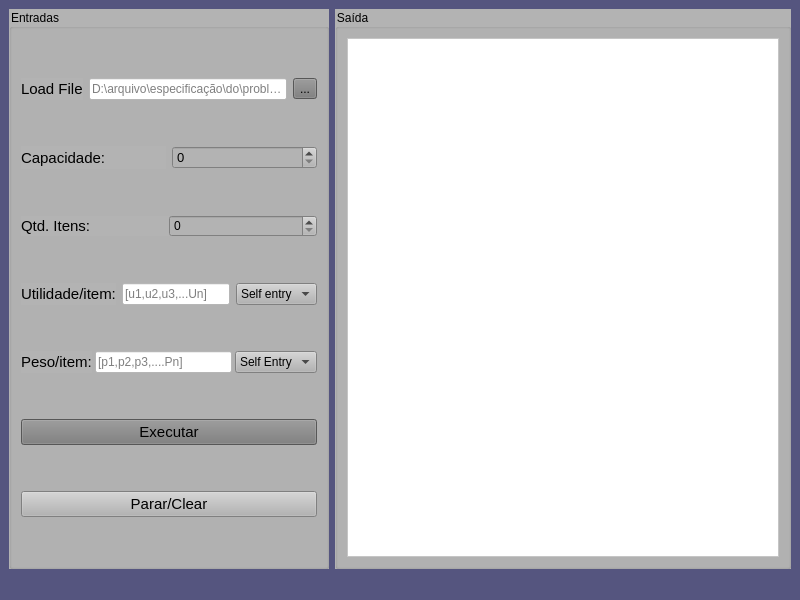
Old version of the form KSP_Problem/mainwindow.ui in the repository Ernesto-Alves67/Knapsack_Problem.
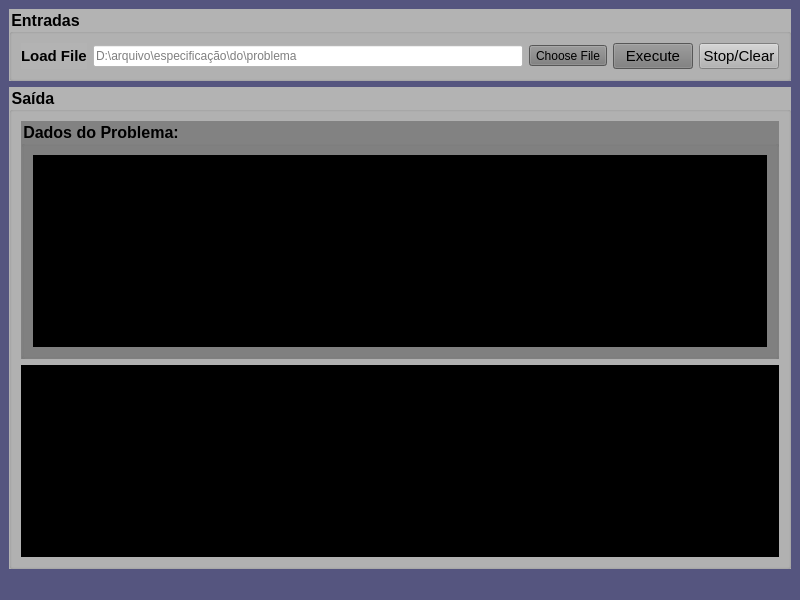
New version of the form.

What changed in the file:
```diff
--- a/KSP_Problem/mainwindow.ui
+++ b/KSP_Problem/mainwindow.ui
@@ -17,7 +17,7 @@
    <string notr="true">background-color: rgb(85, 85, 127);</string>
   </property>
   <widget class="QWidget" name="centralwidget">
-   <layout class="QHBoxLayout" name="horizontalLayout_5">
+   <layout class="QVBoxLayout" name="verticalLayout_4">
     <item>
      <widget class="QGroupBox" name="groupBox_2">
       <property name="minimumSize">
@@ -28,10 +28,16 @@
       </property>
       <property name="maximumSize">
        <size>
-        <width>320</width>
+        <width>16777215</width>
         <height>16777215</height>
        </size>
       </property>
+      <property name="font">
+       <font>
+        <pointsize>12</pointsize>
+        <bold>true</bold>
+       </font>
+      </property>
       <property name="styleSheet">
        <string notr="true">background-color: rgb(179, 179, 179);
 color: rgb(0, 0, 0);</string>
@@ -39,7 +45,7 @@
       <property name="title">
        <string>Entradas</string>
       </property>
-      <layout class="QVBoxLayout" name="verticalLayout_2">
+      <layout class="QHBoxLayout" name="horizontalLayout_2">
        <item>
         <layout class="QHBoxLayout" name="horizontalLayout">
          <item>
@@ -47,6 +53,7 @@
            <property name="font">
             <font>
              <pointsize>11</pointsize>
+             <bold>true</bold>
             </font>
            </property>
            <property name="text">
@@ -73,206 +80,39 @@
             <string notr="true">background-color: rgb(122, 122, 122);</string>
            </property>
            <property name="text">
-            <string>...</string>
+            <string>Choose File</string>
            </property>
           </widget>
          </item>
-        </layout>
-       </item>
-       <item>
-        <layout class="QHBoxLayout" name="horizontalLayout_2">
          <item>
-          <widget class="QLabel" name="label">
-           <property name="minimumSize">
-            <size>
-             <width>20</width>
-             <height>20</height>
-            </size>
-           </property>
+          <widget class="QPushButton" name="btn_exec">
            <property name="font">
             <font>
              <pointsize>11</pointsize>
             </font>
            </property>
-           <property name="text">
-            <string>Capacidade:</string>
+           <property name="styleSheet">
+            <string notr="true">background-color: rgb(122, 122, 122);</string>
            </property>
-          </widget>
-         </item>
-         <item>
-          <widget class="QSpinBox" name="sb_capMochila">
-           <property name="font">
-            <font>
-             <pointsize>10</pointsize>
-            </font>
-           </property>
-           <property name="maximum">
-            <number>100000000</number>
-           </property>
-          </widget>
-         </item>
-        </layout>
-       </item>
-       <item>
-        <layout class="QHBoxLayout" name="horizontalLayout_6">
-         <property name="spacing">
-          <number>0</number>
-         </property>
-         <item>
-          <widget class="QLabel" name="label_2">
-           <property name="minimumSize">
-            <size>
-             <width>20</width>
-             <height>10</height>
-            </size>
-           </property>
-           <property name="maximumSize">
-            <size>
-             <width>16777215</width>
-             <height>20</height>
-            </size>
-           </property>
-           <property name="font">
-            <font>
-             <pointsize>11</pointsize>
-            </font>
-           </property>
            <property name="text">
-            <string>Qtd. Itens:</string>
+            <string>Execute</string>
            </property>
-           <property name="alignment">
-            <set>Qt::AlignLeading|Qt::AlignLeft|Qt::AlignVCenter</set>
-           </property>
           </widget>
          </item>
          <item>
-          <widget class="QSpinBox" name="sb_numItens">
-           <property name="maximum">
-            <number>10000000</number>
-           </property>
-          </widget>
-         </item>
-        </layout>
-       </item>
-       <item>
-        <layout class="QHBoxLayout" name="horizontalLayout_3">
-         <item>
-          <widget class="QLabel" name="label_3">
+          <widget class="QPushButton" name="btn_parar">
            <property name="font">
             <font>
              <pointsize>11</pointsize>
             </font>
            </property>
            <property name="text">
-            <string>Utilidade/item:</string>
+            <string>Stop/Clear</string>
            </property>
           </widget>
          </item>
-         <item>
-          <widget class="QLineEdit" name="le_utilItem">
-           <property name="styleSheet">
-            <string notr="true">background-color: rgb(255, 255, 255);</string>
-           </property>
-           <property name="inputMask">
-            <string/>
-           </property>
-           <property name="placeholderText">
-            <string>[u1,u2,u3,...Un]</string>
-           </property>
-          </widget>
-         </item>
-         <item>
-          <widget class="QComboBox" name="cb_util">
-           <property name="whatsThis">
-            <string>Defined by user or Randonly defined.</string>
-           </property>
-           <item>
-            <property name="text">
-             <string>Self entry</string>
-            </property>
-           </item>
-           <item>
-            <property name="text">
-             <string>Random</string>
-            </property>
-           </item>
-          </widget>
-         </item>
         </layout>
        </item>
-       <item>
-        <layout class="QHBoxLayout" name="horizontalLayout_4">
-         <property name="spacing">
-          <number>3</number>
-         </property>
-         <item>
-          <widget class="QLabel" name="label_4">
-           <property name="font">
-            <font>
-             <pointsize>11</pointsize>
-            </font>
-           </property>
-           <property name="text">
-            <string>Peso/item:</string>
-           </property>
-          </widget>
-         </item>
-         <item>
-          <widget class="QLineEdit" name="le_pesoItem">
-           <property name="styleSheet">
-            <string notr="true">background-color: rgb(255, 255, 255);</string>
-           </property>
-           <property name="placeholderText">
-            <string>[p1,p2,p3,....Pn]</string>
-           </property>
-          </widget>
-         </item>
-         <item>
-          <widget class="QComboBox" name="cb_peso">
-           <property name="whatsThis">
-            <string>Defined by user or Randonly defined.</string>
-           </property>
-           <item>
-            <property name="text">
-             <string>Self Entry</string>
-            </property>
-           </item>
-           <item>
-            <property name="text">
-             <string>Random</string>
-            </property>
-           </item>
-          </widget>
-         </item>
-        </layout>
-       </item>
-       <item>
-        <widget class="QPushButton" name="btn_exec">
-         <property name="font">
-          <font>
-           <pointsize>11</pointsize>
-          </font>
-         </property>
-         <property name="styleSheet">
-          <string notr="true">background-color: rgb(122, 122, 122);</string>
-         </property>
-         <property name="text">
-          <string>Executar</string>
-         </property>
-        </widget>
-       </item>
-       <item>
-        <widget class="QPushButton" name="btn_parar">
-         <property name="font">
-          <font>
-           <pointsize>11</pointsize>
-          </font>
-         </property>
-         <property name="text">
-          <string>Parar/Clear</string>
-         </property>
-        </widget>
-       </item>
       </layout>
      </widget>
     </item>
@@ -290,23 +130,64 @@
         <height>16777215</height>
        </size>
       </property>
+      <property name="font">
+       <font>
+        <pointsize>12</pointsize>
+        <bold>true</bold>
+       </font>
+      </property>
       <property name="styleSheet">
-       <string notr="true">background-color: rgb(179, 179, 179);</string>
+       <string notr="true">background-color: rgb(179, 179, 179);
+color: rgb(0, 0, 0);</string>
       </property>
       <property name="title">
        <string>Saída</string>
       </property>
       <layout class="QVBoxLayout" name="verticalLayout">
+       <item>
+        <widget class="QGroupBox" name="groupBox_3">
+         <property name="font">
+          <font>
+           <pointsize>12</pointsize>
+           <bold>true</bold>
+          </font>
+         </property>
+         <property name="styleSheet">
+          <string notr="true">background-color: rgb(130, 130, 130);</string>
+         </property>
+         <property name="title">
+          <string>Dados do Problema:</string>
+         </property>
+         <layout class="QVBoxLayout" name="verticalLayout_3">
+          <item>
+           <widget class="QTextEdit" name="te_problem_data">
+            <property name="font">
+             <font>
+              <pointsize>9</pointsize>
+              <bold>true</bold>
+             </font>
+            </property>
+            <property name="styleSheet">
+             <string notr="true">background-color: rgb(0, 0, 0);
+color: rgb(0, 223, 0);</string>
+            </property>
+           </widget>
+          </item>
+         </layout>
+        </widget>
+       </item>
        <item>
         <widget class="QTextEdit" name="te_outDisplay">
          <property name="font">
           <font>
            <family>Yu Gothic UI Semibold</family>
+           <pointsize>14</pointsize>
            <bold>true</bold>
           </font>
          </property>
          <property name="styleSheet">
-          <string notr="true">background-color: rgb(255, 255, 255);</string>
+          <string notr="true">background-color: rgb(0, 0, 0);
+color: rgb(255, 255, 255);</string>
          </property>
         </widget>
        </item>
```
